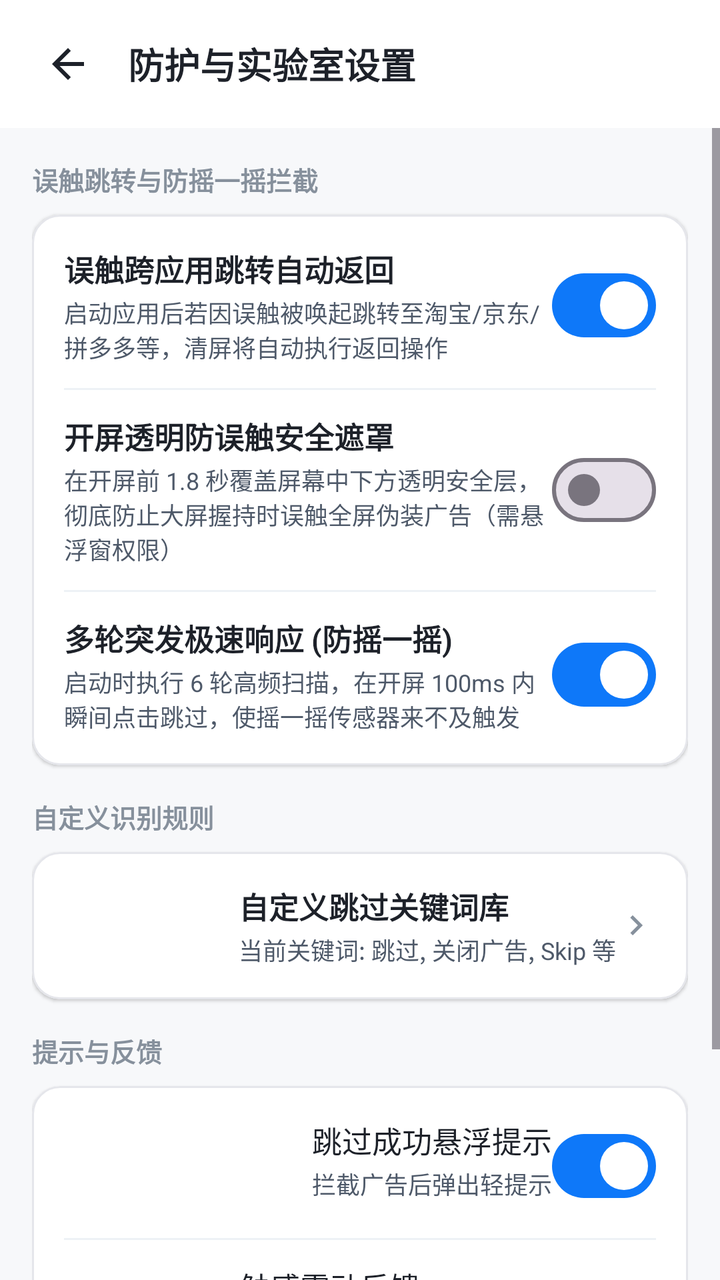
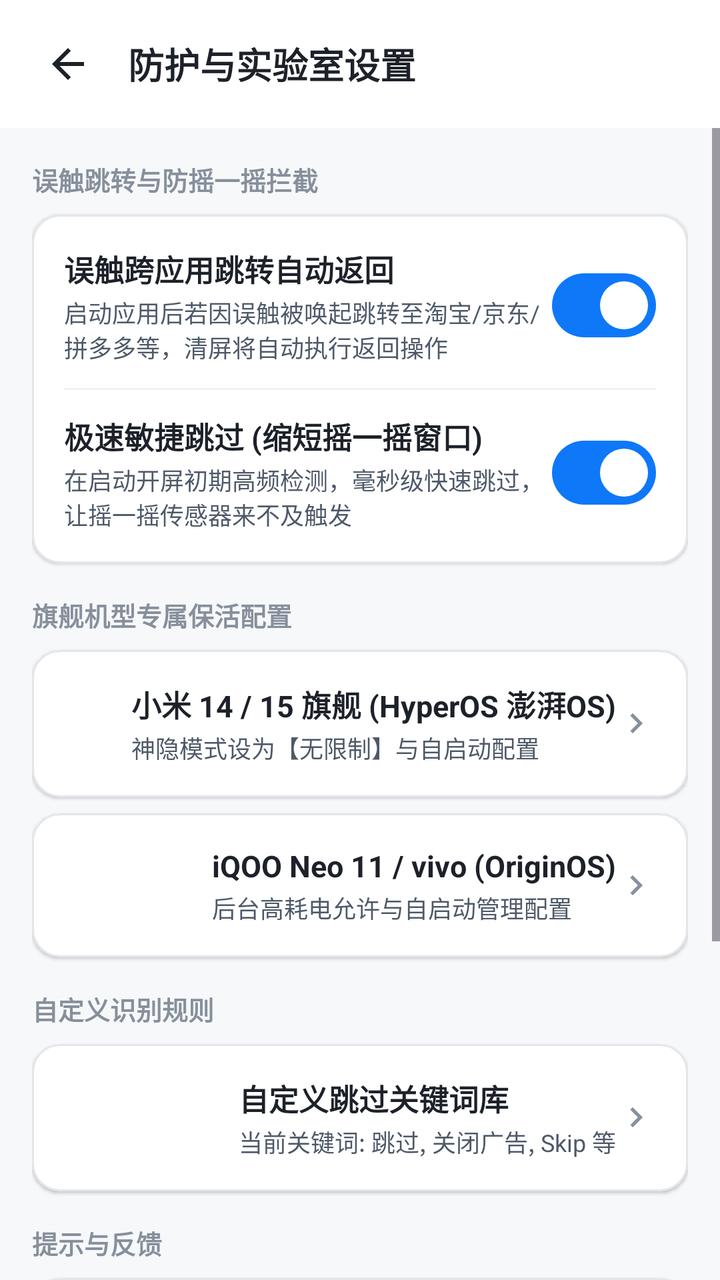

Before-and-after screenshots of an Android layout around one commit, followed by the original layout XML and the change that was made.
<!-- AndroidManifest.xml: application theme Theme.CleanScreen -->
<!-- res/layout/activity_settings.xml -->
<?xml version="1.0" encoding="utf-8"?>
<LinearLayout xmlns:android="http://schemas.android.com/apk/res/android"
    xmlns:app="http://schemas.android.com/apk/res-auto"
    android:layout_width="match_parent"
    android:layout_height="match_parent"
    android:background="@color/background"
    android:orientation="vertical">

    <RelativeLayout
        android:layout_width="match_parent"
        android:layout_height="?attr/actionBarSize"
        android:background="@color/surface"
        android:paddingHorizontal="16dp">

        <ImageView
            android:id="@+id/btnBack"
            android:layout_width="36dp"
            android:layout_height="36dp"
            android:layout_centerVertical="true"
            android:background="?attr/selectableItemBackgroundBorderless"
            android:padding="6dp"
            android:src="@drawable/ic_back" />

        <TextView
            android:layout_width="wrap_content"
            android:layout_height="wrap_content"
            android:layout_centerVertical="true"
            android:layout_marginStart="12dp"
            android:layout_toEndOf="@id/btnBack"
            android:text="防护与实验室设置"
            android:textColor="@color/text_primary"
            android:textSize="18sp"
            android:textStyle="bold" />
    </RelativeLayout>

    <ScrollView
        android:layout_width="match_parent"
        android:layout_height="match_parent">

        <LinearLayout
            android:layout_width="match_parent"
            android:layout_height="wrap_content"
            android:orientation="vertical"
            android:padding="16dp">

            
            <TextView
                android:layout_width="wrap_content"
                android:layout_height="wrap_content"
                android:layout_marginBottom="8dp"
                android:text="误触跳转与防摇一摇拦截"
                android:textColor="@color/text_hint"
                android:textSize="13sp"
                android:textStyle="bold" />

            <com.google.android.material.card.MaterialCardView
                android:layout_width="match_parent"
                android:layout_height="wrap_content"
                android:layout_marginBottom="16dp"
                app:cardBackgroundColor="@color/surface"
                app:cardCornerRadius="14dp"
                app:cardElevation="1dp"
                app:strokeColor="@color/card_border"
                app:strokeWidth="1dp">

                <LinearLayout
                    android:layout_width="match_parent"
                    android:layout_height="wrap_content"
                    android:orientation="vertical"
                    android:padding="16dp">

                    
                    <RelativeLayout
                        android:layout_width="match_parent"
                        android:layout_height="wrap_content">

                        <LinearLayout
                            android:layout_width="wrap_content"
                            android:layout_height="wrap_content"
                            android:layout_toStartOf="@id/switchMisclick"
                            android:orientation="vertical">

                            <TextView
                                android:layout_width="wrap_content"
                                android:layout_height="wrap_content"
                                android:text="误触跨应用跳转自动返回"
                                android:textColor="@color/text_primary"
                                android:textSize="15sp"
                                android:textStyle="bold" />

                            <TextView
                                android:layout_width="wrap_content"
                                android:layout_height="wrap_content"
                                android:layout_marginTop="2dp"
                                android:text="启动应用后若因误触被唤起跳转至淘宝/京东/拼多多等，清屏将自动执行返回操作"
                                android:textColor="@color/text_secondary"
                                android:textSize="12sp" />
                        </LinearLayout>

                        <com.google.android.material.materialswitch.MaterialSwitch
                            android:id="@+id/switchMisclick"
                            android:layout_width="wrap_content"
                            android:layout_height="wrap_content"
                            android:layout_alignParentEnd="true"
                            android:layout_centerVertical="true"
                            android:checked="true" />
                    </RelativeLayout>

                    <View
                        android:layout_width="match_parent"
                        android:layout_height="1dp"
                        android:layout_marginVertical="12dp"
                        android:background="@color/surface_variant" />

                    
                    <RelativeLayout
                        android:layout_width="match_parent"
                        android:layout_height="wrap_content">

                        <LinearLayout
                            android:layout_width="wrap_content"
                            android:layout_height="wrap_content"
                            android:layout_toStartOf="@id/switchShieldOverlay"
                            android:orientation="vertical">

                            <TextView
                                android:layout_width="wrap_content"
                                android:layout_height="wrap_content"
                                android:text="开屏透明防误触安全遮罩"
                                android:textColor="@color/text_primary"
                                android:textSize="15sp"
                                android:textStyle="bold" />

                            <TextView
                                android:layout_width="wrap_content"
                                android:layout_height="wrap_content"
                                android:layout_marginTop="2dp"
                                android:text="在开屏前 1.8 秒覆盖屏幕中下方透明安全层，彻底防止大屏握持时误触全屏伪装广告（需悬浮窗权限）"
                                android:textColor="@color/text_secondary"
                                android:textSize="12sp" />
                        </LinearLayout>

                        <com.google.android.material.materialswitch.MaterialSwitch
                            android:id="@+id/switchShieldOverlay"
                            android:layout_width="wrap_content"
                            android:layout_height="wrap_content"
                            android:layout_alignParentEnd="true"
                            android:layout_centerVertical="true"
                            android:checked="false" />
                    </RelativeLayout>

                    <View
                        android:layout_width="match_parent"
                        android:layout_height="1dp"
                        android:layout_marginVertical="12dp"
                        android:background="@color/surface_variant" />

                    
                    <RelativeLayout
                        android:layout_width="match_parent"
                        android:layout_height="wrap_content">

                        <LinearLayout
                            android:layout_width="wrap_content"
                            android:layout_height="wrap_content"
                            android:layout_toStartOf="@id/switchFastMode"
                            android:orientation="vertical">

                            <TextView
                                android:layout_width="wrap_content"
                                android:layout_height="wrap_content"
                                android:text="多轮突发极速响应 (防摇一摇)"
                                android:textColor="@color/text_primary"
                                android:textSize="15sp"
                                android:textStyle="bold" />

                            <TextView
                                android:layout_width="wrap_content"
                                android:layout_height="wrap_content"
                                android:layout_marginTop="2dp"
                                android:text="启动时执行 6 轮高频扫描，在开屏 100ms 内瞬间点击跳过，使摇一摇传感器来不及触发"
                                android:textColor="@color/text_secondary"
                                android:textSize="12sp" />
                        </LinearLayout>

                        <com.google.android.material.materialswitch.MaterialSwitch
                            android:id="@+id/switchFastMode"
                            android:layout_width="wrap_content"
                            android:layout_height="wrap_content"
                            android:layout_alignParentEnd="true"
                            android:layout_centerVertical="true"
                            android:checked="true" />
                    </RelativeLayout>

                </LinearLayout>
            </com.google.android.material.card.MaterialCardView>

            
            <TextView
                android:layout_width="wrap_content"
                android:layout_height="wrap_content"
                android:layout_marginBottom="8dp"
                android:text="自定义识别规则"
                android:textColor="@color/text_hint"
                android:textSize="13sp"
                android:textStyle="bold" />

            <com.google.android.material.card.MaterialCardView
                android:id="@+id/cardCustomKeywords"
                android:layout_width="match_parent"
                android:layout_height="wrap_content"
                android:layout_marginBottom="16dp"
                app:cardBackgroundColor="@color/surface"
                app:cardCornerRadius="14dp"
                app:cardElevation="1dp"
                app:strokeColor="@color/card_border"
                app:strokeWidth="1dp">

                <RelativeLayout
                    android:layout_width="match_parent"
                    android:layout_height="wrap_content"
                    android:padding="16dp">

                    <LinearLayout
                        android:layout_width="wrap_content"
                        android:layout_height="wrap_content"
                        android:layout_centerVertical="true"
                        android:layout_toStartOf="@id/ivArrowCustom"
                        android:orientation="vertical">

                        <TextView
                            android:layout_width="wrap_content"
                            android:layout_height="wrap_content"
                            android:text="自定义跳过关键词库"
                            android:textColor="@color/text_primary"
                            android:textSize="15sp"
                            android:textStyle="bold" />

                        <TextView
                            android:id="@+id/tvCustomKeywordsSummary"
                            android:layout_width="wrap_content"
                            android:layout_height="wrap_content"
                            android:layout_marginTop="2dp"
                            android:text="当前关键词: 跳过, 关闭广告, Skip 等"
                            android:textColor="@color/text_secondary"
                            android:textSize="12sp" />
                    </LinearLayout>

                    <ImageView
                        android:id="@+id/ivArrowCustom"
                        android:layout_width="20dp"
                        android:layout_height="20dp"
                        android:layout_alignParentEnd="true"
                        android:layout_centerVertical="true"
                        android:src="@drawable/ic_arrow_right" />
                </RelativeLayout>
            </com.google.android.material.card.MaterialCardView>

            
            <TextView
                android:layout_width="wrap_content"
                android:layout_height="wrap_content"
                android:layout_marginBottom="8dp"
                android:text="提示与反馈"
                android:textColor="@color/text_hint"
                android:textSize="13sp"
                android:textStyle="bold" />

            <com.google.android.material.card.MaterialCardView
                android:layout_width="match_parent"
                android:layout_height="wrap_content"
                android:layout_marginBottom="16dp"
                app:cardBackgroundColor="@color/surface"
                app:cardCornerRadius="14dp"
                app:cardElevation="1dp"
                app:strokeColor="@color/card_border"
                app:strokeWidth="1dp">

                <LinearLayout
                    android:layout_width="match_parent"
                    android:layout_height="wrap_content"
                    android:orientation="vertical"
                    android:padding="16dp">

                    <RelativeLayout
                        android:layout_width="match_parent"
                        android:layout_height="wrap_content">

                        <LinearLayout
                            android:layout_width="wrap_content"
                            android:layout_height="wrap_content"
                            android:layout_toStartOf="@id/switchToast"
                            android:orientation="vertical">

                            <TextView
                                android:layout_width="wrap_content"
                                android:layout_height="wrap_content"
                                android:text="跳过成功悬浮提示"
                                android:textColor="@color/text_primary"
                                android:textSize="15sp" />

                            <TextView
                                android:layout_width="wrap_content"
                                android:layout_height="wrap_content"
                                android:layout_marginTop="2dp"
                                android:text="拦截广告后弹出轻提示"
                                android:textColor="@color/text_secondary"
                                android:textSize="12sp" />
                        </LinearLayout>

                        <com.google.android.material.materialswitch.MaterialSwitch
                            android:id="@+id/switchToast"
                            android:layout_width="wrap_content"
                            android:layout_height="wrap_content"
                            android:layout_alignParentEnd="true"
                            android:layout_centerVertical="true"
                            android:checked="true" />
                    </RelativeLayout>

                    <View
                        android:layout_width="match_parent"
                        android:layout_height="1dp"
                        android:layout_marginVertical="12dp"
                        android:background="@color/surface_variant" />

                    <RelativeLayout
                        android:layout_width="match_parent"
                        android:layout_height="wrap_content">

                        <LinearLayout
                            android:layout_width="wrap_content"
                            android:layout_height="wrap_content"
                            android:layout_toStartOf="@id/switchVibrate"
                            android:orientation="vertical">

                            <TextView
                                android:layout_width="wrap_content"
                                android:layout_height="wrap_content"
                                android:text="触感震动反馈"
                                android:textColor="@color/text_primary"
                                android:textSize="15sp" />

                            <TextView
                                android:layout_width="wrap_content"
                                android:layout_height="wrap_content"
                                android:layout_marginTop="2dp"
                                android:text="成功跳过广告时触发微弱震动"
                                android:textColor="@color/text_secondary"
                                android:textSize="12sp" />
                        </LinearLayout>

                        <com.google.android.material.materialswitch.MaterialSwitch
                            android:id="@+id/switchVibrate"
                            android:layout_width="wrap_content"
                            android:layout_height="wrap_content"
                            android:layout_alignParentEnd="true"
                            android:layout_centerVertical="true"
                            android:checked="false" />
                    </RelativeLayout>

                </LinearLayout>
            </com.google.android.material.card.MaterialCardView>

            
            <com.google.android.material.button.MaterialButton
                android:id="@+id/btnResetData"
                style="@style/Widget.Material3.Button.OutlinedButton"
                android:layout_width="match_parent"
                android:layout_height="wrap_content"
                android:layout_marginTop="8dp"
                android:text="重置所有拦截统计数据"
                android:textColor="@color/status_inactive"
                app:strokeColor="@color/status_inactive" />

        </LinearLayout>
    </ScrollView>

</LinearLayout>
<!-- resources referenced by this layout -->
<resources>
  <color name="background">#F7F8FA</color>
  <color name="card_border">#E5E6EB</color>
  <color name="status_inactive">#F53F3F</color>
  <color name="surface">#FFFFFF</color>
  <color name="surface_variant">#EEF2F6</color>
  <color name="text_hint">#86909C</color>
  <color name="text_primary">#1D2129</color>
  <color name="text_secondary">#4E5969</color>
  <!-- drawable ic_arrow_right (drawable) -->
  <vector xmlns:android="http://schemas.android.com/apk/res/android"
      android:width="24dp"
      android:height="24dp"
      android:viewportWidth="24"
      android:viewportHeight="24">
      <path
          android:fillColor="#86909C"
          android:pathData="M8.59,16.59L13.17,12 8.59,7.41 10,6l6,6 -6,6 -1.41,-1.41z" />
  </vector>
  <!-- drawable ic_back (drawable) -->
  <vector xmlns:android="http://schemas.android.com/apk/res/android"
      android:width="24dp"
      android:height="24dp"
      android:viewportWidth="24"
      android:viewportHeight="24">
      <path
          android:fillColor="#1D2129"
          android:pathData="M20,11H7.83l5.59,-5.59L12,4l-8,8 8,8 1.41,-1.41L7.83,13H20v-2z" />
  </vector>
  <style name="Theme.CleanScreen" parent="Theme.Material3.DayNight.NoActionBar">
          
          <item name="colorPrimary">@color/primary</item>
          <item name="colorOnPrimary">@color/on_primary</item>
          
          <item name="colorSecondary">@color/secondary</item>
          <item name="colorOnSecondary">@color/on_secondary</item>
          
          <item name="android:statusBarColor">@color/background</item>
          <item name="android:windowLightStatusBar">true</item>
          <item name="android:windowBackground">@color/background</item>
      </style>
  <color name="primary">#0E78F9</color>
  <color name="on_primary">#FFFFFF</color>
  <color name="secondary">#10B981</color>
  <color name="on_secondary">#FFFFFF</color>
</resources>

<!-- the commit's change to res/layout/activity_settings.xml (unified diff, before → after) -->
@@ -120,13 +120,13 @@
                         <LinearLayout
                             android:layout_width="wrap_content"
                             android:layout_height="wrap_content"
-                            android:layout_toStartOf="@id/switchShieldOverlay"
+                            android:layout_toStartOf="@id/switchFastMode"
                             android:orientation="vertical">
 
                             <TextView
                                 android:layout_width="wrap_content"
                                 android:layout_height="wrap_content"
-                                android:text="开屏透明防误触安全遮罩"
+                                android:text="极速敏捷跳过 (缩短摇一摇窗口)"
                                 android:textColor="@color/text_primary"
                                 android:textSize="15sp"
                                 android:textStyle="bold" />
@@ -135,50 +135,7 @@
                                 android:layout_width="wrap_content"
                                 android:layout_height="wrap_content"
                                 android:layout_marginTop="2dp"
-                                android:text="在开屏前 1.8 秒覆盖屏幕中下方透明安全层，彻底防止大屏握持时误触全屏伪装广告（需悬浮窗权限）"
-                                android:textColor="@color/text_secondary"
-                                android:textSize="12sp" />
-                        </LinearLayout>
-
-                        <com.google.android.material.materialswitch.MaterialSwitch
-                            android:id="@+id/switchShieldOverlay"
-                            android:layout_width="wrap_content"
-                            android:layout_height="wrap_content"
-                            android:layout_alignParentEnd="true"
-                            android:layout_centerVertical="true"
-                            android:checked="false" />
-                    </RelativeLayout>
-
-                    <View
-                        android:layout_width="match_parent"
-                        android:layout_height="1dp"
-                        android:layout_marginVertical="12dp"
-                        android:background="@color/surface_variant" />
-
-                    
-                    <RelativeLayout
-                        android:layout_width="match_parent"
-                        android:layout_height="wrap_content">
-
-                        <LinearLayout
-                            android:layout_width="wrap_content"
-                            android:layout_height="wrap_content"
-                            android:layout_toStartOf="@id/switchFastMode"
-                            android:orientation="vertical">
-
-                            <TextView
-                                android:layout_width="wrap_content"
-                                android:layout_height="wrap_content"
-                                android:text="多轮突发极速响应 (防摇一摇)"
-                                android:textColor="@color/text_primary"
-                                android:textSize="15sp"
-                                android:textStyle="bold" />
-
-                            <TextView
-                                android:layout_width="wrap_content"
-                                android:layout_height="wrap_content"
-                                android:layout_marginTop="2dp"
-                                android:text="启动时执行 6 轮高频扫描，在开屏 100ms 内瞬间点击跳过，使摇一摇传感器来不及触发"
+                                android:text="在启动开屏初期高频检测，毫秒级快速跳过，让摇一摇传感器来不及触发"
                                 android:textColor="@color/text_secondary"
                                 android:textSize="12sp" />
                         </LinearLayout>
@@ -200,13 +157,63 @@
                 android:layout_width="wrap_content"
                 android:layout_height="wrap_content"
                 android:layout_marginBottom="8dp"
-                android:text="自定义识别规则"
+                android:text="旗舰机型专属保活配置"
                 android:textColor="@color/text_hint"
                 android:textSize="13sp"
                 android:textStyle="bold" />
 
             <com.google.android.material.card.MaterialCardView
-                android:id="@+id/cardCustomKeywords"
+                android:id="@+id/cardXiaomiGuide"
+                android:layout_width="match_parent"
+                android:layout_height="wrap_content"
+                android:layout_marginBottom="8dp"
+                app:cardBackgroundColor="@color/surface"
+                app:cardCornerRadius="14dp"
+                app:cardElevation="1dp"
+                app:strokeColor="@color/card_border"
+                app:strokeWidth="1dp">
+
+                <RelativeLayout
+                    android:layout_width="match_parent"
+                    android:layout_height="wrap_content"
+                    android:padding="16dp">
+
+                    <LinearLayout
+                        android:layout_width="wrap_content"
+                        android:layout_height="wrap_content"
+                        android:layout_centerVertical="true"
+                        android:layout_toStartOf="@id/ivArrowXiaomi"
+                        android:orientation="vertical">
+
+                        <TextView
+                            android:layout_width="wrap_content"
+                            android:layout_height="wrap_content"
+                            android:text="小米 14 / 15 旗舰 (HyperOS 澎湃OS)"
+                            android:textColor="@color/text_primary"
+                            android:textSize="15sp"
+                            android:textStyle="bold" />
+
+                        <TextView
+                            android:layout_width="wrap_content"
+                            android:layout_height="wrap_content"
+                            android:layout_marginTop="2dp"
+                            android:text="神隐模式设为【无限制】与自启动配置"
+                            android:textColor="@color/text_secondary"
+                            android:textSize="12sp" />
+                    </LinearLayout>
+
+                    <ImageView
+                        android:id="@+id/ivArrowXiaomi"
+                        android:layout_width="20dp"
+                        android:layout_height="20dp"
+                        android:layout_alignParentEnd="true"
+                        android:layout_centerVertical="true"
+                        android:src="@drawable/ic_arrow_right" />
+                </RelativeLayout>
+            </com.google.android.material.card.MaterialCardView>
+
+            <com.google.android.material.card.MaterialCardView
+                android:id="@+id/cardVivoGuide"
                 android:layout_width="match_parent"
                 android:layout_height="wrap_content"
                 android:layout_marginBottom="16dp"
@@ -225,29 +232,28 @@
                         android:layout_width="wrap_content"
                         android:layout_height="wrap_content"
                         android:layout_centerVertical="true"
-                        android:layout_toStartOf="@id/ivArrowCustom"
+                        android:layout_toStartOf="@id/ivArrowVivo"
                         android:orientation="vertical">
 
                         <TextView
                             android:layout_width="wrap_content"
                             android:layout_height="wrap_content"
-                            android:text="自定义跳过关键词库"
+                            android:text="iQOO Neo 11 / vivo (OriginOS)"
                             android:textColor="@color/text_primary"
                             android:textSize="15sp"
                             android:textStyle="bold" />
 
                         <TextView
-                            android:id="@+id/tvCustomKeywordsSummary"
                             android:layout_width="wrap_content"
                             android:layout_height="wrap_content"
                             android:layout_marginTop="2dp"
-                            android:text="当前关键词: 跳过, 关闭广告, Skip 等"
+                            android:text="后台高耗电允许与自启动管理配置"
                             android:textColor="@color/text_secondary"
                             android:textSize="12sp" />
                     </LinearLayout>
 
                     <ImageView
-                        android:id="@+id/ivArrowCustom"
+                        android:id="@+id/ivArrowVivo"
                         android:layout_width="20dp"
                         android:layout_height="20dp"
                         android:layout_alignParentEnd="true"
@@ -261,12 +267,13 @@
                 android:layout_width="wrap_content"
                 android:layout_height="wrap_content"
                 android:layout_marginBottom="8dp"
-                android:text="提示与反馈"
+                android:text="自定义识别规则"
                 android:textColor="@color/text_hint"
                 android:textSize="13sp"
                 android:textStyle="bold" />
 
             <com.google.android.material.card.MaterialCardView
+                android:id="@+id/cardCustomKeywords"
                 android:layout_width="match_parent"
                 android:layout_height="wrap_content"
                 android:layout_marginBottom="16dp"
@@ -276,6 +283,66 @@
                 app:strokeColor="@color/card_border"
                 app:strokeWidth="1dp">
 
+                <RelativeLayout
+                    android:layout_width="match_parent"
+                    android:layout_height="wrap_content"
+                    android:padding="16dp">
+
+                    <LinearLayout
+                        android:layout_width="wrap_content"
+                        android:layout_height="wrap_content"
+                        android:layout_centerVertical="true"
+                        android:layout_toStartOf="@id/ivArrowCustom"
+                        android:orientation="vertical">
+
+                        <TextView
+                            android:layout_width="wrap_content"
+                            android:layout_height="wrap_content"
+                            android:text="自定义跳过关键词库"
+                            android:textColor="@color/text_primary"
+                            android:textSize="15sp"
+                            android:textStyle="bold" />
+
+                        <TextView
+                            android:id="@+id/tvCustomKeywordsSummary"
+                            android:layout_width="wrap_content"
+                            android:layout_height="wrap_content"
+                            android:layout_marginTop="2dp"
+                            android:text="当前关键词: 跳过, 关闭广告, Skip 等"
+                            android:textColor="@color/text_secondary"
+                            android:textSize="12sp" />
+                    </LinearLayout>
+
+                    <ImageView
+                        android:id="@+id/ivArrowCustom"
+                        android:layout_width="20dp"
+                        android:layout_height="20dp"
+                        android:layout_alignParentEnd="true"
+                        android:layout_centerVertical="true"
+                        android:src="@drawable/ic_arrow_right" />
+                </RelativeLayout>
+            </com.google.android.material.card.MaterialCardView>
+
+            
+            <TextView
+                android:layout_width="wrap_content"
+                android:layout_height="wrap_content"
+                android:layout_marginBottom="8dp"
+                android:text="提示与反馈"
+                android:textColor="@color/text_hint"
+                android:textSize="13sp"
+                android:textStyle="bold" />
+
+            <com.google.android.material.card.MaterialCardView
+                android:layout_width="match_parent"
+                android:layout_height="wrap_content"
+                android:layout_marginBottom="16dp"
+                app:cardBackgroundColor="@color/surface"
+                app:cardCornerRadius="14dp"
+                app:cardElevation="1dp"
+                app:strokeColor="@color/card_border"
+                app:strokeWidth="1dp">
+
                 <LinearLayout
                     android:layout_width="match_parent"
                     android:layout_height="wrap_content"
